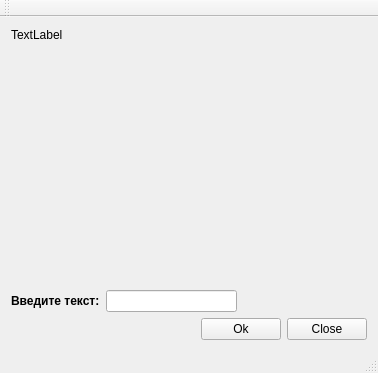
Qt form mainwindow.ui (toni-41/Toni-41) before a commit.
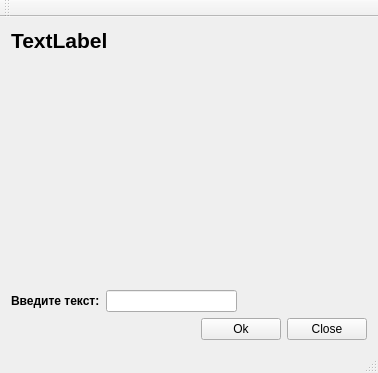
The same form after that commit.

```diff
--- a/mainwindow.ui
+++ b/mainwindow.ui
@@ -17,6 +17,14 @@
    <layout class="QVBoxLayout" name="verticalLayout">
     <item>
      <widget class="QLabel" name="label_2">
+      <property name="font">
+       <font>
+        <family>Tahoma</family>
+        <pointsize>16</pointsize>
+        <weight>75</weight>
+        <bold>true</bold>
+       </font>
+      </property>
       <property name="text">
        <string>TextLabel</string>
       </property>
```
